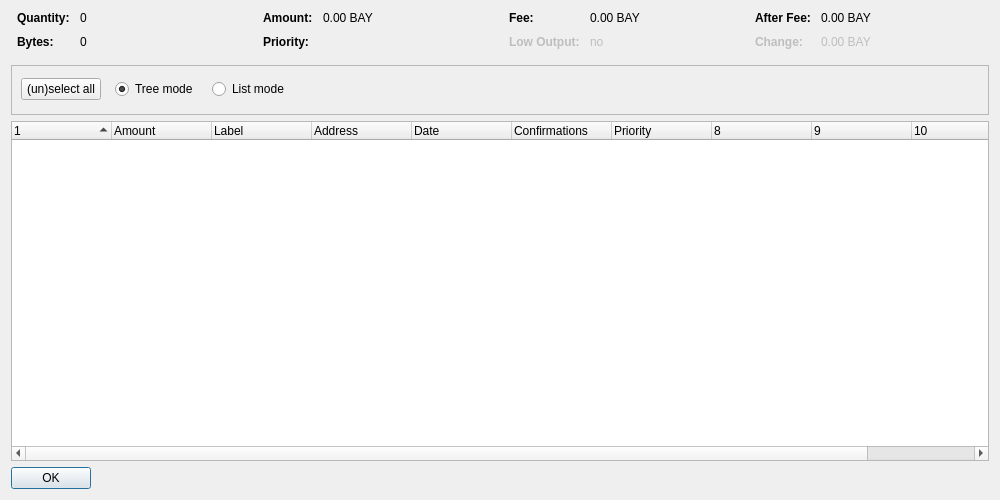
Before: the Qt Designer form src/qt/forms/coincontroldialog.ui in dzimbeck/BitBay, drawn with Qt 5.
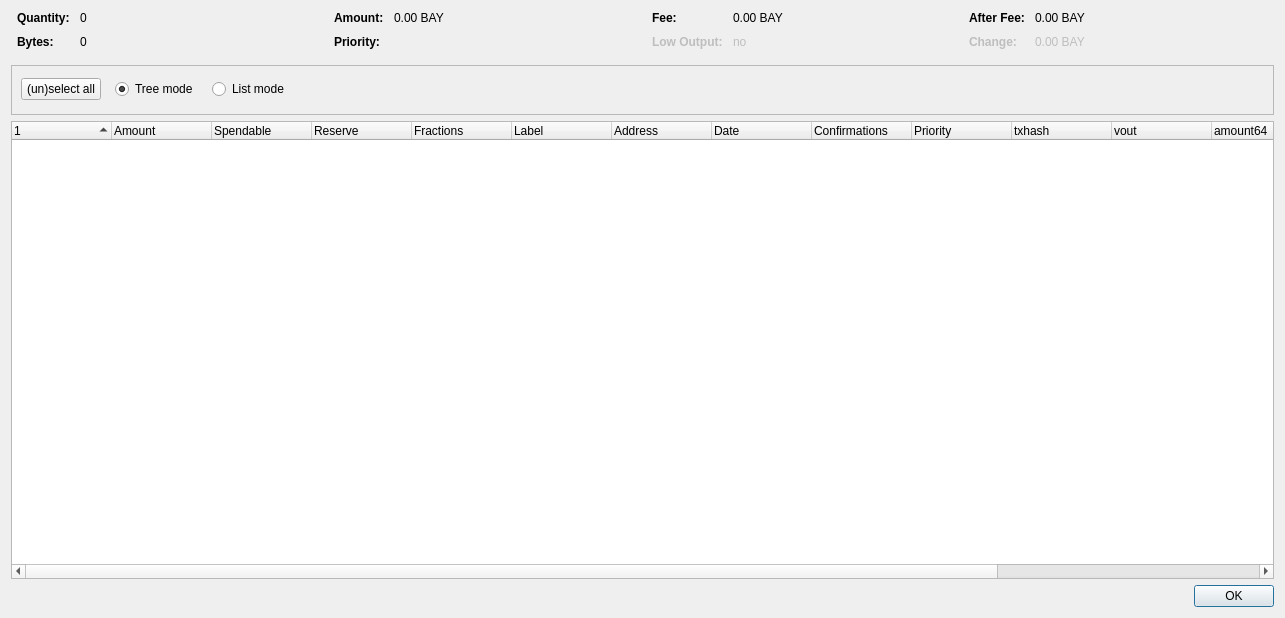
After: the same form once the commit is applied. Custom widgets are drawn as their Qt base class.

What changed in the file:
```diff
--- a/src/qt/forms/coincontroldialog.ui
+++ b/src/qt/forms/coincontroldialog.ui
@@ -6,8 +6,8 @@
    <rect>
     <x>0</x>
     <y>0</y>
-    <width>1000</width>
-    <height>500</height>
+    <width>1285</width>
+    <height>618</height>
    </rect>
   </property>
   <property name="windowTitle">
@@ -409,7 +409,7 @@
       <bool>false</bool>
      </property>
      <property name="columnCount">
-      <number>11</number>
+      <number>16</number>
      </property>
      <attribute name="headerShowSortIndicator" stdset="0">
       <bool>true</bool>
@@ -427,6 +427,21 @@
        <string>Amount</string>
       </property>
      </column>
+     <column>
+      <property name="text">
+       <string>Spendable</string>
+      </property>
+     </column>
+     <column>
+      <property name="text">
+       <string>Reserve</string>
+      </property>
+     </column>
+     <column>
+      <property name="text">
+       <string>Fractions</string>
+      </property>
+     </column>
      <column>
       <property name="text">
        <string>Label</string>
@@ -457,34 +472,38 @@
      </column>
      <column>
       <property name="text">
-       <string/>
+       <string>txhash</string>
       </property>
      </column>
      <column>
       <property name="text">
-       <string/>
+       <string>vout</string>
       </property>
      </column>
      <column>
       <property name="text">
-       <string/>
+       <string>amount64</string>
       </property>
      </column>
      <column>
       <property name="text">
-       <string/>
+       <string>reserve64</string>
+      </property>
+     </column>
+     <column>
+      <property name="text">
+       <string>liquidity64</string>
+      </property>
+     </column>
+     <column>
+      <property name="text">
+       <string>priority64</string>
       </property>
      </column>
     </widget>
    </item>
    <item>
     <widget class="QDialogButtonBox" name="buttonBox">
-     <property name="sizePolicy">
-      <sizepolicy hsizetype="Maximum" vsizetype="Fixed">
-       <horstretch>0</horstretch>
-       <verstretch>0</verstretch>
-      </sizepolicy>
-     </property>
      <property name="orientation">
       <enum>Qt::Horizontal</enum>
      </property>
```
